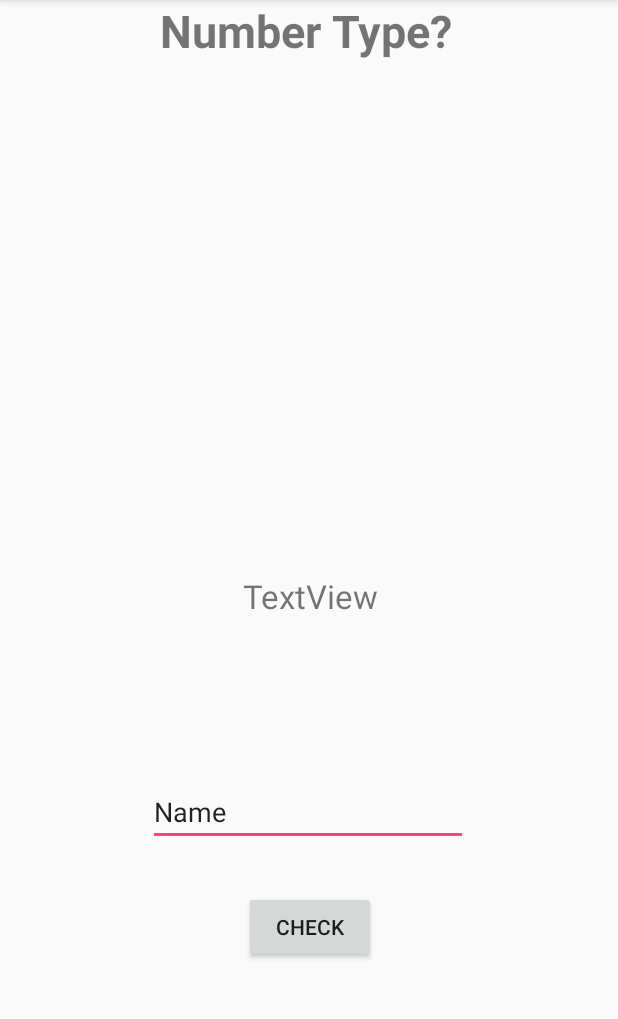
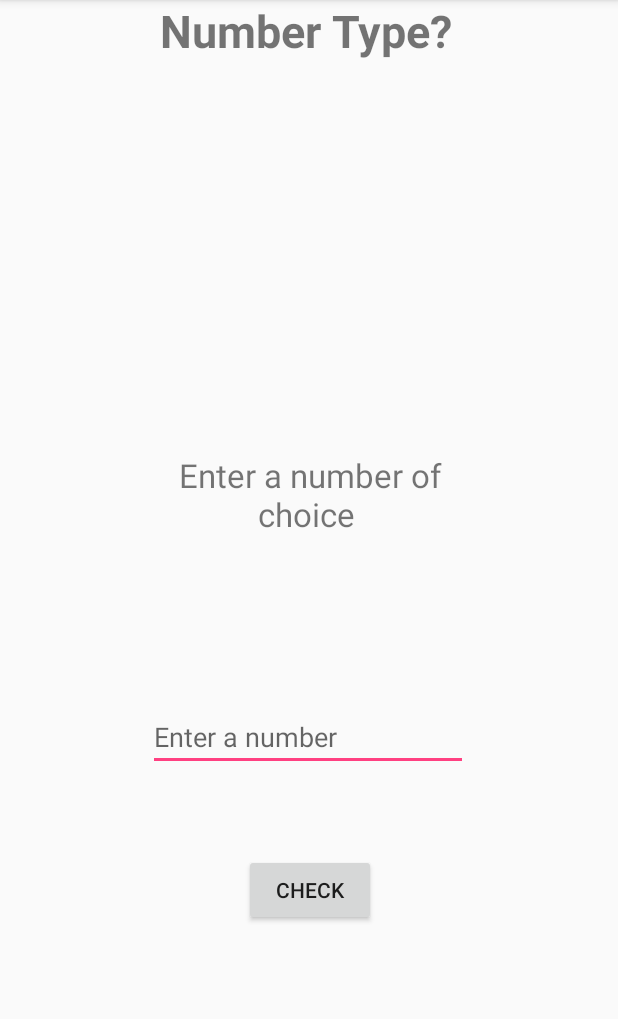
Before and after one commit to kamath7/Android-Learnings, an Android app: the screen it shows after launch (MainActivity), after a tap on "CHECK", on a phone screen of 412 x 824 dp, the part 84-1103 px from its top. Run offline under Robolectric (Android 15) with nearby library versions, the light colour scheme and no system bars; 1 statement that could not run was skipped.

Commit message:
layout changes

```diff
--- a/WhatNumberI/app/src/main/java/com/example/kamathinc/whatnumberi/MainActivity.java
+++ b/WhatNumberI/app/src/main/java/com/example/kamathinc/whatnumberi/MainActivity.java
@@ -41,14 +41,14 @@ public class MainActivity extends AppCompatActivity {
 
         Number someNumber = new Number();
         someNumber.number = myNum;
-
-        if (someNumber.checkSquare()){
+        if(someNumber.checkTriangular() && someNumber.checkTriangular()){
+            Toast.makeText(getApplicationContext(),"Number is a triangular and a square number", Toast.LENGTH_SHORT).show();
+        }
+        else if (someNumber.checkSquare()){
             Toast.makeText(getApplicationContext(),"Number is a square number", Toast.LENGTH_SHORT).show();
         }else if (someNumber.checkTriangular()){
             Toast.makeText(getApplicationContext(),"Number is a triangular number", Toast.LENGTH_SHORT).show();
-        }else if(someNumber.checkTriangular() && someNumber.checkTriangular()){
-            Toast.makeText(getApplicationContext(),"Number is a triangular and a square number", Toast.LENGTH_SHORT).show();
-        }else{
+        } else{
             Toast.makeText(getApplicationContext(),"Number is a neither triangular nor a square number", Toast.LENGTH_SHORT).show();
         }
     }
--- a/WhatNumberI/app/src/main/res/layout/activity_main.xml
+++ b/WhatNumberI/app/src/main/res/layout/activity_main.xml
@@ -23,12 +23,12 @@
     <TextView
         android:id="@+id/textView4"
         android:layout_width="201dp"
-        android:layout_height="85dp"
-        android:layout_marginBottom="300dp"
+        android:layout_height="66dp"
+        android:layout_marginBottom="400dp"
         android:layout_marginEnd="163dp"
         android:layout_marginStart="163dp"
         android:layout_marginTop="200dp"
-        android:text="TextView"
+        android:text="Enter a number of choice "
         android:textAlignment="center"
         android:textSize="22sp"
         app:layout_constraintBottom_toBottomOf="parent"
@@ -36,8 +36,7 @@
         app:layout_constraintHorizontal_bias="0.496"
         app:layout_constraintStart_toStartOf="parent"
         app:layout_constraintTop_toBottomOf="@+id/textView3"
-        app:layout_constraintVertical_bias="1.0"
-        tools:text="Enter a number of choice " />
+        app:layout_constraintVertical_bias="1.0" />
 
     <EditText
         android:id="@+id/myNumber"
@@ -48,8 +47,8 @@
         android:layout_marginStart="84dp"
         android:layout_marginTop="46dp"
         android:ems="10"
+        android:hint="Enter a number "
         android:inputType="textPersonName"
-        android:text="Name"
         app:layout_constraintBottom_toBottomOf="parent"
         app:layout_constraintEnd_toEndOf="parent"
         app:layout_constraintStart_toStartOf="parent"
```
